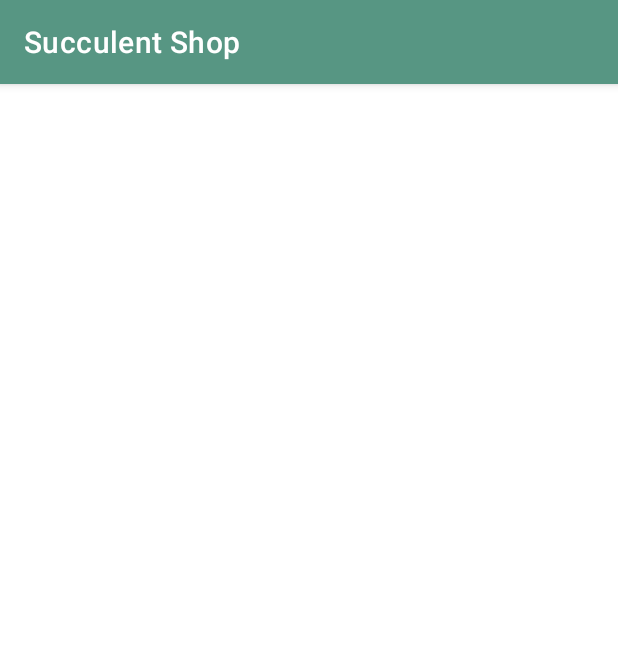
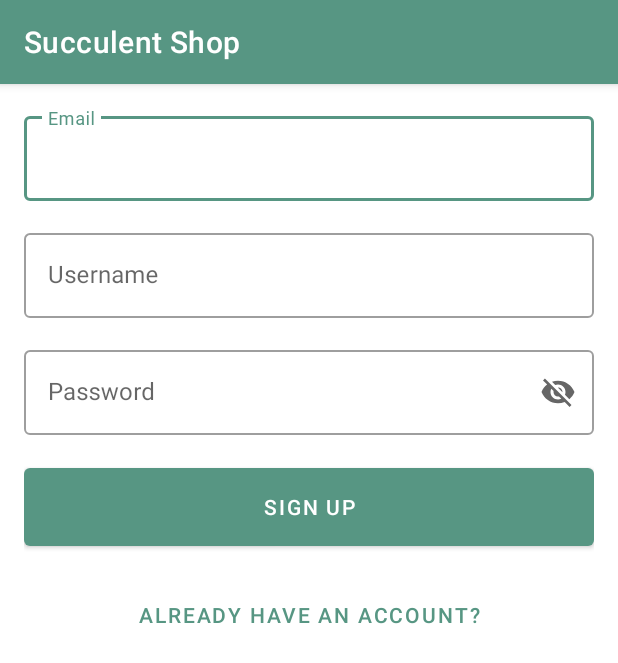
Before and after one commit to TrendyolAndroidBootcamp103/create-signup-screen-ui-BurkClik, an Android app: the SignUpActivity screen opened directly, with no data from a screen before it, on a phone screen of 412 x 824 dp. Shown: the top 663 px of the screen. Run offline under Robolectric (Android 15) with nearby library versions, the phone set to English and light mode, and no system bars.

Commit message:
Created sign up screen ui

```diff
--- a/app/src/main/java/school/cactus/succulentshop/IdentifierValidator.kt
+++ b/app/src/main/java/school/cactus/succulentshop/IdentifierValidator.kt
@@ -4,7 +4,7 @@ package school.cactus.succulentshop
 class IdentifierValidator : Validator {
     override fun validate(field: String) = when {
         field.isEmpty() -> R.string.this_field_is_required
-        field.length !in 4..51 -> R.string.identifier_is_too_short
+        field.length !in 4..50 -> R.string.identifier_is_too_short
         !field.contains('@') || !field.contains('.') -> R.string.email_is_invalid
         else -> null
     }
--- a/app/src/main/res/layout/activity_sign_up.xml
+++ b/app/src/main/res/layout/activity_sign_up.xml
@@ -1,9 +1,62 @@
 <?xml version="1.0" encoding="utf-8"?>
-<androidx.constraintlayout.widget.ConstraintLayout xmlns:android="http://schemas.android.com/apk/res/android"
+<LinearLayout xmlns:android="http://schemas.android.com/apk/res/android"
     xmlns:app="http://schemas.android.com/apk/res-auto"
     xmlns:tools="http://schemas.android.com/tools"
     android:layout_width="match_parent"
     android:layout_height="match_parent"
+    android:orientation="vertical"
+    android:padding="16dp"
     tools:context=".SignUpActivity">
 
-</androidx.constraintlayout.widget.ConstraintLayout>
+    <com.google.android.material.textfield.TextInputLayout
+        style="@style/Widget.Succulent.TextInputLayout"
+        android:layout_width="match_parent"
+        android:layout_height="wrap_content"
+        android:hint="Email">
+
+        <com.google.android.material.textfield.TextInputEditText
+            android:layout_width="match_parent"
+            android:layout_height="wrap_content"
+            android:fontFamily="@font/roboto"
+            android:textColor="@color/black"
+            android:textSize="16sp" />
+
+    </com.google.android.material.textfield.TextInputLayout>
+
+    <com.google.android.material.textfield.TextInputLayout
+        style="@style/Widget.Succulent.TextInputLayout"
+        android:layout_width="match_parent"
+        android:layout_height="wrap_content"
+        android:hint="Username">
+
+        <com.google.android.material.textfield.TextInputEditText
+            android:layout_width="match_parent"
+            android:layout_height="wrap_content" />
+
+    </com.google.android.material.textfield.TextInputLayout>
+
+    <com.google.android.material.textfield.TextInputLayout
+        style="@style/Widget.Succulent.TextInputLayout"
+        android:layout_width="match_parent"
+        android:layout_height="wrap_content"
+        android:hint="@string/password"
+        app:endIconMode="password_toggle">
+
+        <com.google.android.material.textfield.TextInputEditText
+            android:layout_width="match_parent"
+            android:layout_height="wrap_content" />
+
+    </com.google.android.material.textfield.TextInputLayout>
+
+    <Button
+        android:layout_width="match_parent"
+        android:layout_height="64dp"
+        android:layout_marginBottom="8dp"
+        android:text="Sign Up" />
+
+    <Button
+        style="@style/Widget.MaterialComponents.Button.TextButton"
+        android:layout_width="match_parent"
+        android:layout_height="64dp"
+        android:text="already have an account?" />
+</LinearLayout>
--- /dev/null
+++ b/app/src/main/res/values/dimens.xml
@@ -0,0 +1,4 @@
+<?xml version="1.0" encoding="utf-8"?>
+<resources>
+    <dimen name="text_input_margin_bottom">16dp</dimen>
+</resources>
--- /dev/null
+++ b/app/src/main/res/values/styles.xml
@@ -0,0 +1,6 @@
+<?xml version="1.0" encoding="utf-8"?>
+<resources>
+    <style name="Widget.Succulent.TextInputLayout" parent="Widget.MaterialComponents.TextInputLayout.OutlinedBox">
+        <item name="android:layout_marginBottom">@dimen/text_input_margin_bottom</item>
+    </style>
+</resources>
```
Also changed, not shown: app/src/main/res/font/roboto.ttf (added).
